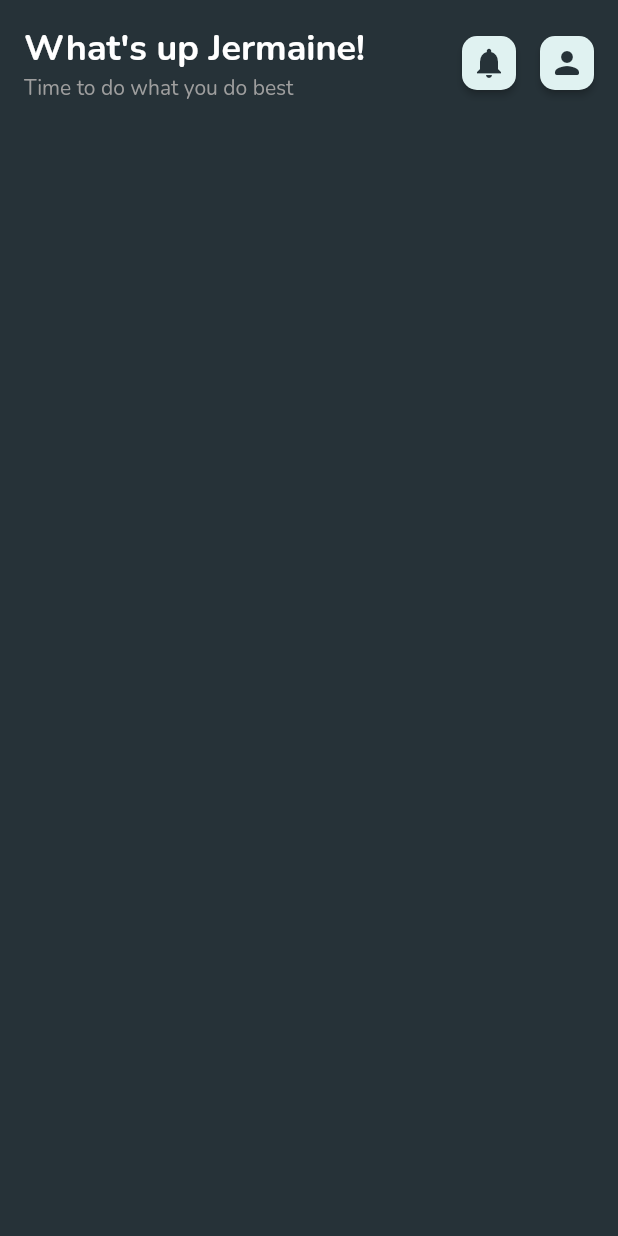
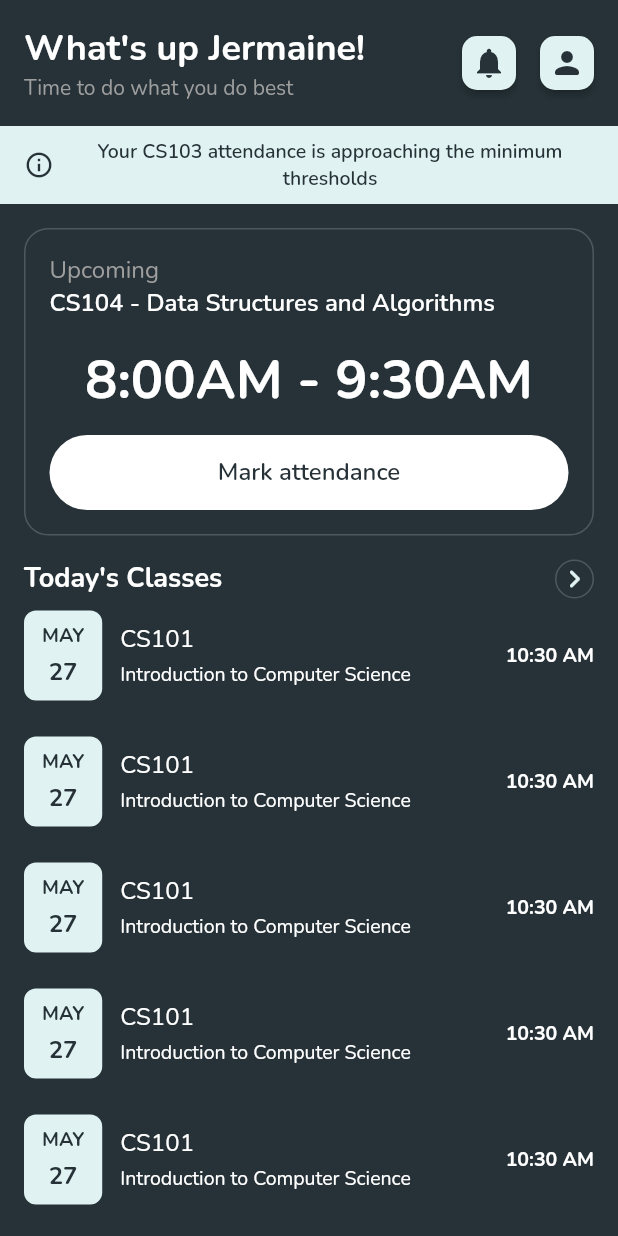
Before and after one commit to iDev-20/attendance_app, a Flutter app: the HomePage screen opened directly, on a phone screen of 412 x 824 dp. Run offline on Flutter 3.47's test engine with Material 3 defaults, Android fonts, the light colour scheme and no system bars; our stand-ins replace firebase_auth, firebase_core, flutter_svg, iconsax, modal_progress_hud_nsn, rflutter_alert and 1 more; missing offline and left inert: qr_code_scanner; accounts and stored records are empty.

Commit message:
updated home page and added an information banner

```diff
--- /dev/null
+++ b/lib/components/information_banner.dart
@@ -0,0 +1,62 @@
+import 'package:attendance_app/resources/app_colors.dart';
+import 'package:flutter/material.dart';
+
+class InformationBanner extends StatelessWidget {
+  const InformationBanner({
+    super.key,
+    this.icon,
+    required this.text,
+    this.onTap,
+    this.visible = true,
+  });
+
+  final VoidCallback? onTap;
+  final Widget? icon;
+  final String text;
+  final bool visible;
+
+  @override
+  Widget build(BuildContext context) {
+    return Visibility(
+      child: Padding(
+        padding: const EdgeInsets.only(bottom: 8.0),
+        child: Material(
+          color: AppColors.transparent,
+          child: InkWell(
+            onTap: onTap,
+            child: Container(
+              padding: const EdgeInsets.symmetric(horizontal: 16, vertical: 8),
+              color: AppColors.primaryTeal,
+              child: Row(
+                mainAxisAlignment: MainAxisAlignment.center,
+                children: [
+                  icon ??
+                      const Icon(
+                        Icons.info_outline,
+                        color: AppColors.defaultColor,
+                        size: 20,
+                      ),
+                  const SizedBox(
+                    width: 8,
+                  ),
+                  Flexible(
+                    child: Text(
+                      text,
+                      maxLines: 2,
+                      textAlign: TextAlign.center,
+                      overflow: TextOverflow.ellipsis,
+                      style: const TextStyle(
+                          color: AppColors.defaultColor,
+                          fontSize: 13,
+                          fontWeight: FontWeight.w600),
+                    ),
+                  ),
+                ],
+              ),
+            ),
+          ),
+        ),
+      ),
+    );
+  }
+}
--- a/lib/main.dart
+++ b/lib/main.dart
@@ -2,9 +2,7 @@
 
 import 'package:attendance_app/navigation/navigation_host_page.dart';
 import 'package:attendance_app/resources/app_colors.dart';
-import 'package:attendance_app/views/pages/onboarding/login_page.dart';
 import 'package:attendance_app/views/pages/onboarding/sign_up_page.dart';
-import 'package:attendance_app/views/pages/verification_success_page.dart';
 import 'package:firebase_core/firebase_core.dart';
 import 'package:flutter/material.dart';
 import 'package:shared_preferences/shared_preferences.dart';
@@ -52,7 +50,7 @@ class MyApp extends StatelessWidget {
           surfaceTintColor: AppColors.defaultColor,
         ),
       ),
-      home: isLoggedIn? const LoginPage() : const SignUpPage(),
+      home: isLoggedIn? const NavigationHostPage() : const SignUpPage(),
     );
   }
 }
--- a/lib/resources/app_colors.dart
+++ b/lib/resources/app_colors.dart
@@ -8,4 +8,5 @@ class AppColors {
   static const Color white = Colors.white;
   static const Color black = Colors.black;
   static const Color defaultColor = Color(0xFF263238);
+  static const Color primaryTeal = Color(0xFFE0F2F1);
 }
--- a/lib/resources/app_page.dart
+++ b/lib/resources/app_page.dart
@@ -1,3 +1,4 @@
+import 'package:attendance_app/components/information_banner.dart';
 import 'package:attendance_app/resources/app_colors.dart';
 import 'package:attendance_app/views/pages/home/components/home_header.dart';
 import 'package:flutter/material.dart';
@@ -19,6 +20,7 @@ class AppPageScaffold extends StatelessWidget {
   final bool useSafeArea;
   final bool showBackButton;
   final Widget? appBarLeadingIcon;
+  final bool showInformationBanner;
 
   const AppPageScaffold({
     super.key,
@@ -36,6 +38,7 @@ class AppPageScaffold extends StatelessWidget {
     this.useSafeArea = true,
     this.showBackButton = true,
     this.appBarLeadingIcon,
+    this.showInformationBanner = false,
   });
 
   @override
@@ -88,6 +91,11 @@ class AppPageScaffold extends StatelessWidget {
                       title: headerTitle ?? '',
                       subtitle: headerSubtitle ?? '',
                     ),
+                  if (showInformationBanner == true)
+                    const InformationBanner(
+                      text:
+                          'Your CS103 attendance is approaching the minimum thresholds',
+                    ),
                   Expanded(child: body),
                 ],
               ),
--- a/lib/views/pages/attendance history/attendance_history_page.dart
+++ b/lib/views/pages/attendance history/attendance_history_page.dart
@@ -1,6 +1,6 @@
 import 'package:attendance_app/resources/app_colors.dart';
 import 'package:attendance_app/resources/app_page.dart';
-import 'package:attendance_app/views/pages/attendance%20history/components/attendance_card.dart';
+import 'package:attendance_app/views/pages/attendance%20history/components/course_attendance_card.dart';
 import 'package:flutter/material.dart';
 
 class AttendanceHistoryPage extends StatefulWidget {
--- a/lib/views/pages/attendance history/components/attendance_card.dart
+++ b/lib/views/pages/home/components/course_card.dart
@@ -3,23 +3,8 @@ import 'package:attendance_app/extensions/date_time_extensions.dart';
 import 'package:attendance_app/resources/app_colors.dart';
 import 'package:flutter/material.dart';
 
-class CourseAttendanceCard extends StatelessWidget {
-  const CourseAttendanceCard({super.key, required this.status});
-
-  final String status;
-
-  Color getStatusColor(String status) {
-    switch (status) {
-      case 'Present':
-        return Colors.green.shade500;
-      case 'Absent':
-        return Colors.red.shade500;
-      case 'Late':
-        return Colors.orange.shade500;
-      default:
-        return Colors.grey.shade500;
-    }
-  }
+class CourseCard extends StatelessWidget {
+  const CourseCard({super.key});
 
   @override
   Widget build(BuildContext context) {
@@ -37,7 +22,7 @@ class CourseAttendanceCard extends StatelessWidget {
                 padding:
                     const EdgeInsets.symmetric(horizontal: 12, vertical: 8),
                 decoration: BoxDecoration(
-                    color: Colors.teal.shade50,
+                    color: AppColors.primaryTeal,
                     borderRadius: BorderRadius.circular(8)),
                 child: Column(
                   children: [
@@ -95,31 +80,12 @@ class CourseAttendanceCard extends StatelessWidget {
                   ],
                 ),
               ),
-              Column(
-                children: [
               Text(
                 DateTime.now().friendlyTime(),
                 style: const TextStyle(
                     color: AppColors.white,
                     fontSize: 13,
                     fontWeight: FontWeight.bold),
-                  ),
-                  const SizedBox(height: 4),
-                  Container(
-                    padding:
-                        const EdgeInsets.symmetric(horizontal: 12, vertical: 8),
-                    decoration: BoxDecoration(
-                        color: Colors.teal.shade50,
-                        borderRadius: BorderRadius.circular(8)),
-                    child: Text(
-                      status,
-                      style: TextStyle(
-                          color: getStatusColor(status),
-                          fontSize: 13,
-                          fontWeight: FontWeight.bold),
-                    ),
-                  ),
-                ],
               ),
             ],
           ),
--- a/lib/views/pages/home/components/home_header.dart
+++ b/lib/views/pages/home/components/home_header.dart
@@ -58,7 +58,7 @@ class HomeHeader extends StatelessWidget {
       child: Container(
         padding: const EdgeInsets.all(6),
         decoration: BoxDecoration(
-          color: Colors.teal.shade50,
+          color: AppColors.primaryTeal,
           borderRadius: BorderRadius.circular(10),
         ),
         child: Icon(
--- a/lib/views/pages/home/home_page.dart
+++ b/lib/views/pages/home/home_page.dart
@@ -1,6 +1,12 @@
 // ignore_for_file: avoid_print
 
+import 'package:attendance_app/components/app_material.dart';
+import 'package:attendance_app/navigation/navigation.dart';
+import 'package:attendance_app/resources/app_buttons.dart';
+import 'package:attendance_app/resources/app_colors.dart';
 import 'package:attendance_app/resources/app_page.dart';
+import 'package:attendance_app/views/pages/home/components/course_card.dart';
+import 'package:attendance_app/views/pages/scan_page.dart';
 import 'package:firebase_auth/firebase_auth.dart';
 import 'package:flutter/material.dart';
 
@@ -38,9 +44,113 @@ class _HomePageState extends State<HomePage> {
     return AppPageScaffold(
       headerTitle: "What's up Jermaine!",
       headerSubtitle: 'Time to do what you do best',
+      showInformationBanner: true,
       body: ListView(
-        padding: const EdgeInsets.symmetric(horizontal: 16, vertical: 12),
-        children: [],
+        // padding: const EdgeInsets.symmetric(vertical: 8),
+        children: [
+          upcomingClass(),
+          headerWidget(period: "Today's Classes"),
+          const CourseCard(),
+          const CourseCard(),
+          const CourseCard(),
+          const CourseCard(),
+          const CourseCard(),
+          const CourseCard(),
+          const CourseCard(),
+          const CourseCard(),
+          const CourseCard(),
+          const CourseCard(),
+          const CourseCard(),
+        ],
+      ),
+    );
+  }
+
+  Widget upcomingClass() {
+    return Padding(
+      padding: const EdgeInsets.only(left: 16, top: 8, right: 16, bottom: 16),
+      child: Container(
+          padding: const EdgeInsets.all(16),
+          decoration: BoxDecoration(
+            color: AppColors.transparent,
+            borderRadius: BorderRadius.circular(16),
+            border: Border.all(color: AppColors.primaryTeal.withOpacity(0.2)),
+          ),
+          child: Column(
+            crossAxisAlignment: CrossAxisAlignment.start,
+            children: [
+              const Text(
+                'Upcoming',
+                style: TextStyle(
+                  color: Colors.grey,
+                  fontSize: 16,
+                  // fontWeight: FontWeight.bold,
+                ),
+              ),
+              const Text(
+                'CS104 - Data Structures and Algorithms',
+                style: TextStyle(
+                    color: AppColors.white,
+                    fontSize: 16,
+                    fontWeight: FontWeight.w600,
+                    overflow: TextOverflow.ellipsis),
+              ),
+              const SizedBox(height: 16),
+              const Center(
+                child: Text(
+                  '8:00AM - 9:30AM',
+                  style: TextStyle(
+                    color: AppColors.white,
+                    fontSize: 36,
+                    fontWeight: FontWeight.bold,
+                  ),
+                ),
+              ),
+              const SizedBox(height: 12),
+              PrimaryButton(
+                onTap: () {
+                  Navigation.navigateToScreen(
+                      context: context, screen: const ScanPage());
+                },
+                backgroundColor: AppColors.white,
+                foregroundColor: AppColors.defaultColor,
+                child: const Text('Mark attendance'),
+              )
+            ],
+          )),
+    );
+  }
+
+  Widget headerWidget({required String period}) {
+    return AppMaterial(
+      onTap: () {},
+      child: Padding(
+        padding: const EdgeInsets.symmetric(horizontal: 16),
+        child: Row(
+          mainAxisAlignment: MainAxisAlignment.spaceBetween,
+          children: [
+            Text(
+              period,
+              style: const TextStyle(
+                color: AppColors.white,
+                fontSize: 18,
+                fontWeight: FontWeight.bold,
+              ),
+            ),
+            Container(
+              decoration: BoxDecoration(
+                  color: AppColors.transparent,
+                  shape: BoxShape.circle,
+                  border: Border.all(
+                    color: AppColors.primaryTeal.withOpacity(0.2),
+                  )),
+              child: const Icon(
+                Icons.keyboard_arrow_right_rounded,
+                color: AppColors.primaryTeal,
+              ),
+            ),
+          ],
+        ),
       ),
     );
   }
```
Also changed, not shown: lib/views/pages/attendance history/components/course_attendance_card.dart (added, +130 -0 lines), lib/views/pages/scan_page.dart (+7 -3 lines). Lines whose indentation alone changed are shown as unchanged.
